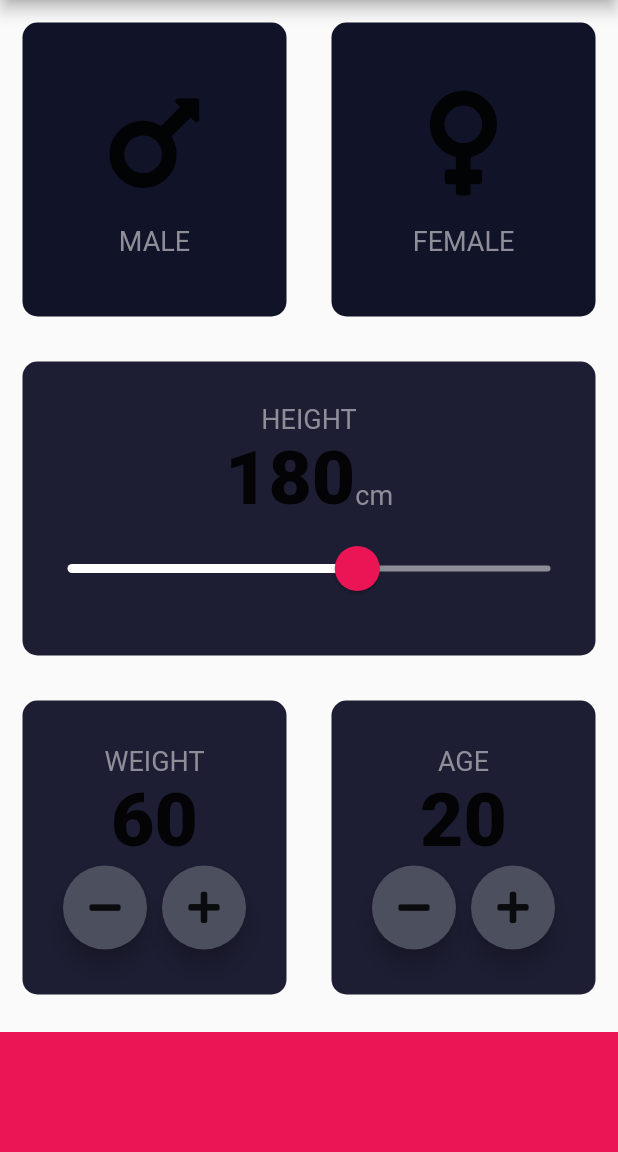
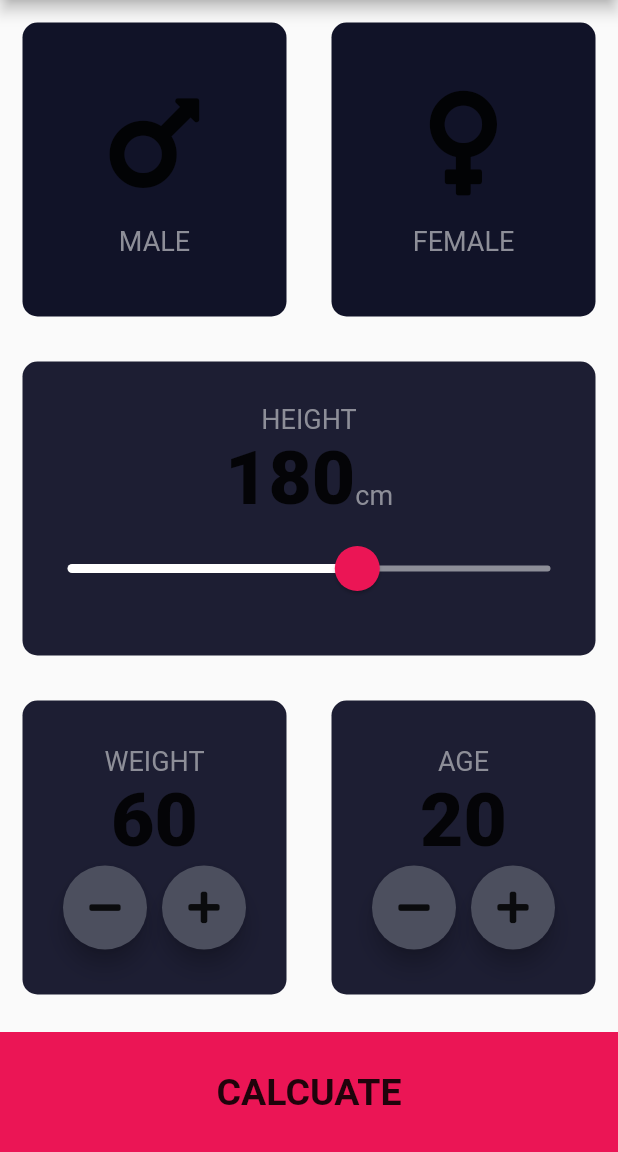
Before and after one commit to mattydeprecate/flutter-playground, a Flutter app: the InputPage screen opened directly, on a phone screen of 412 x 824 dp, the part 84-1236 px from its top. Run offline on Flutter 3.47's test engine with Material 2 defaults, Android fonts, the light colour scheme and no system bars; our stand-ins replace audioplayers, font_awesome_flutter, rflutter_alert.

Commit message:
finish bmi calculator

```diff
--- /dev/null
+++ b/lib/bmicalculator/components/bottom_button.dart
@@ -0,0 +1,29 @@
+import 'package:flutter/material.dart';
+import 'package:flutter_playground/bmicalculator/constants.dart';
+
+class BottomButton extends StatelessWidget {
+  final Function onTap;
+  final String buttonTitle;
+
+  BottomButton({@required this.onTap, @required this.buttonTitle});
+
+  @override
+  Widget build(BuildContext context) {
+    return GestureDetector(
+      onTap: onTap,
+      child: Container(
+        child: Center(
+          child: Text(
+            buttonTitle,
+            style: kLargeButtonTextStyle,
+          ),
+        ),
+        color: kBotoomContainerColor,
+        margin: EdgeInsets.only(top: 10),
+        // padding: EdgeInsets.only(bottom: 20), // не уверен что нужно
+        width: double.infinity,
+        height: kBottomContainerHeight,
+      ),
+    );
+  }
+}
--- /dev/null
+++ b/lib/bmicalculator/components/round_icon_button.dart
@@ -0,0 +1,24 @@
+
+import 'package:flutter/material.dart';
+
+class RoundIconButton extends StatelessWidget {
+  RoundIconButton({@required this.icon, @required this.onPressed});
+
+  final IconData icon;
+  final Function onPressed;
+
+  @override
+  Widget build(BuildContext context) {
+    return RawMaterialButton(
+      child: Icon(icon),
+      onPressed: onPressed,
+      elevation: 6.0,
+      constraints: BoxConstraints.tightFor(
+        width: 56.0,
+        height: 56.0,
+      ),
+      shape: CircleBorder(),
+      fillColor: Color(0xFF4C4F5E),
+    );
+  }
+}
--- a/lib/bmicalculator/bmicalculator_screen.dart
+++ b/lib/bmicalculator/screens/bmicalculator_screen.dart
@@ -1,7 +1,11 @@
 import 'package:flutter/material.dart';
+import 'package:flutter_playground/bmicalculator/calculator_brain.dart';
+import 'package:flutter_playground/bmicalculator/components/bottom_button.dart';
 import 'package:flutter_playground/bmicalculator/constants.dart';
-import 'package:flutter_playground/bmicalculator/icon_content.dart';
-import 'package:flutter_playground/bmicalculator/reusable_card.dart';
+import 'package:flutter_playground/bmicalculator/components/icon_content.dart';
+import 'package:flutter_playground/bmicalculator/screens/result_page.dart';
+import 'package:flutter_playground/bmicalculator/components/reusable_card.dart';
+import 'package:flutter_playground/bmicalculator/components/round_icon_button.dart';
 import 'package:font_awesome_flutter/font_awesome_flutter.dart';
 
 enum Gender {
@@ -215,36 +219,26 @@ class _InputPageState extends State<InputPage> {
               ),
             ],
           )),
-          Container(
-            color: kBotoomContainerColor,
-            margin: EdgeInsets.only(top: 10),
-            width: double.infinity,
-            height: kBottomContainerHeight,
-          )
+          BottomButton(
+            buttonTitle: "CALCUATE",
+            onTap: () {
+              CalculatorBrain calc =
+                  CalculatorBrain(height: height, weight: weight);
+
+              Navigator.push(
+                context,
+                MaterialPageRoute(builder: (context) {
+                  return ResultPage(
+                    bmiResult: calc.calculateBMI(),
+                    resultText: calc.getResult(),
+                    interpretation: calc.getInterpretation(),
+                  );
+                }),
+              );
+            },
+          ),
         ],
       ),
     );
   }
 }
-
-class RoundIconButton extends StatelessWidget {
-  RoundIconButton({@required this.icon, @required this.onPressed});
-
-  final IconData icon;
-  final Function onPressed;
-
-  @override
-  Widget build(BuildContext context) {
-    return RawMaterialButton(
-      child: Icon(icon),
-      onPressed: onPressed,
-      elevation: 6.0,
-      constraints: BoxConstraints.tightFor(
-        width: 56.0,
-        height: 56.0,
-      ),
-      shape: CircleBorder(),
-      fillColor: Color(0xFF4C4F5E),
-    );
-  }
-}
--- a/lib/main.dart
+++ b/lib/main.dart
@@ -11,6 +11,10 @@ class InitialScreen extends StatelessWidget {
     return MaterialApp(
       title: 'Flutter Playground',
       home: MainScreen(),
+      // initialRoute: "/",
+      // routes: {
+      //   "/": (context) => ExampleScreen(),
+      // },
     );
   }
 }
--- a/lib/main_screen.dart
+++ b/lib/main_screen.dart
@@ -1,5 +1,5 @@
 import 'package:flutter/material.dart';
-import 'package:flutter_playground/bmicalculator/bmicalculator_screen.dart';
+import 'package:flutter_playground/bmicalculator/screens/bmicalculator_screen.dart';
 import 'package:flutter_playground/calculator/calculator_screen.dart';
 import 'package:flutter_playground/dice/dice_screen.dart';
 import 'package:flutter_playground/example1_screen.dart';
```
Also changed, not shown: lib/bmicalculator/calculator_brain.dart (added, +35 -0 lines), lib/bmicalculator/constants.dart (+25 -0 lines), lib/bmicalculator/screens/result_page.dart (added, +76 -0 lines), lib/bmicalculator/components/icon_content.dart (renamed from lib/bmicalculator/icon_content.dart), lib/bmicalculator/components/reusable_card.dart (renamed from lib/bmicalculator/reusable_card.dart).
